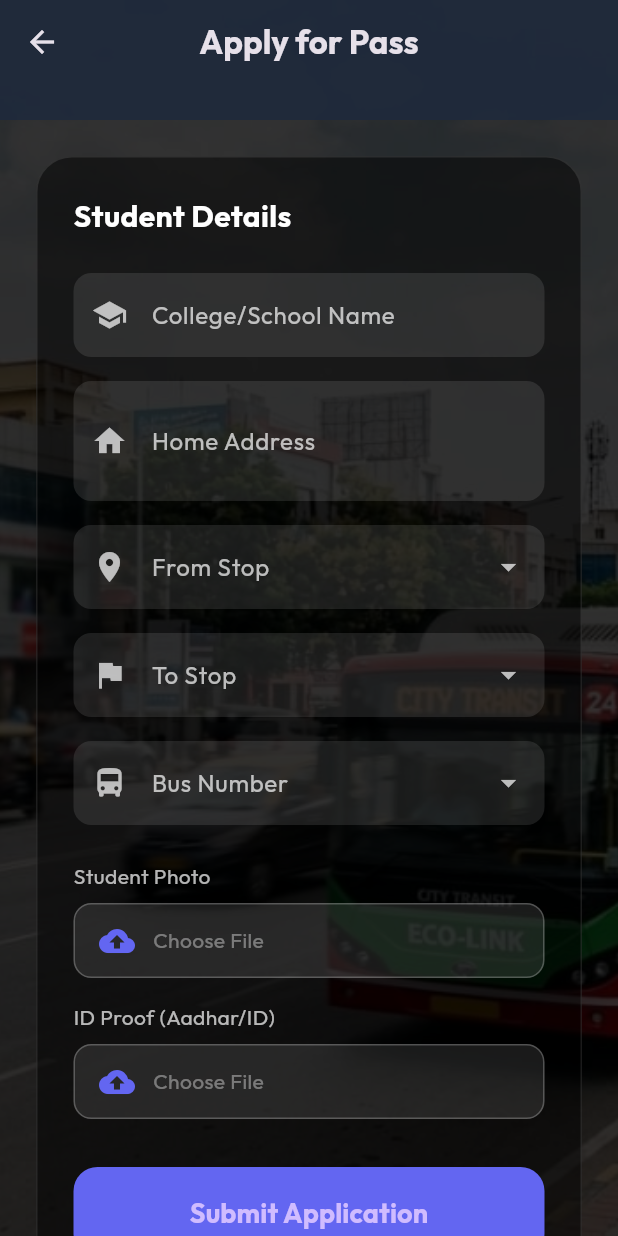
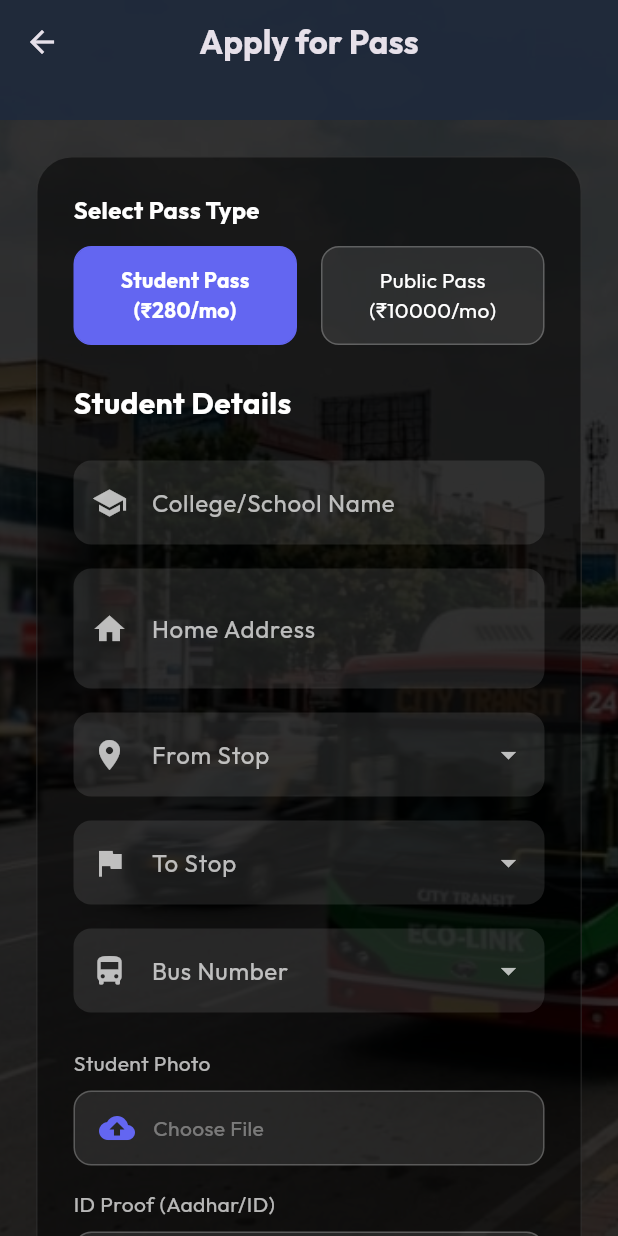
Before and after one commit to sowndhariya31/Online-Buss-Pass-Generation-And-Renewal, a Flutter app: the ApplyPassScreen screen opened directly, on a phone screen of 412 x 824 dp. Run offline on Flutter 3.47's test engine with Material 3 defaults, Android fonts, the phone set to English and light mode, and no system bars; our stand-ins replace google_fonts, image_picker, qr_flutter, shared_preferences; missing offline and left inert: dart:html, dart:js, dart:ui_web, mobile_scanner; accounts and stored records are empty.

Commit message:
Implement Public pass logic and UI

```diff
--- a/flutter_app/lib/screens/apply_pass_screen.dart
+++ b/flutter_app/lib/screens/apply_pass_screen.dart
@@ -19,6 +19,7 @@ class _ApplyPassScreenState extends State<ApplyPassScreen> {
   final _toController = TextEditingController();
   final _busNumberController = TextEditingController();
 
+  String _passType = 'STUDENT';
   XFile? _photo;
   XFile? _idProof;
   bool _isLoading = false;
@@ -115,12 +116,12 @@ class _ApplyPassScreenState extends State<ApplyPassScreen> {
     setState(() => _isLoading = true);
     try {
       final fields = {
-        'college_name': _collegeController.text,
+        'college_name': _passType == 'STUDENT' ? _collegeController.text : '',
         'address': _addressController.text,
-        'route_from': _fromController.text,
-        'route_to': _toController.text,
-        'bus_number': _busNumberController.text,
-        'pass_type': 'STUDENT',
+        'route_from': _passType == 'STUDENT' ? _fromController.text : '',
+        'route_to': _passType == 'STUDENT' ? _toController.text : '',
+        'bus_number': _passType == 'STUDENT' ? _busNumberController.text : '',
+        'pass_type': _passType,
       };
 
       final files = <String, http.MultipartFile>{};
@@ -197,8 +198,52 @@ class _ApplyPassScreenState extends State<ApplyPassScreen> {
                       child: Column(
                         crossAxisAlignment: CrossAxisAlignment.start,
                         children: [
-                          Text('Student Details', style: GoogleFonts.outfit(color: Colors.white, fontSize: 20, fontWeight: FontWeight.bold)),
+                          Text('Select Pass Type', style: GoogleFonts.outfit(color: Colors.white, fontSize: 16, fontWeight: FontWeight.bold)),
+                          SizedBox(height: 12),
+                          Row(
+                            children: [
+                              Expanded(
+                                child: InkWell(
+                                  onTap: () => setState(() => _passType = 'STUDENT'),
+                                  child: Container(
+                                    padding: EdgeInsets.symmetric(vertical: 12),
+                                    decoration: BoxDecoration(
+                                      color: _passType == 'STUDENT' ? Color(0xFF6366F1) : Colors.white10,
+                                      borderRadius: BorderRadius.circular(12),
+                                      border: Border.all(color: _passType == 'STUDENT' ? Color(0xFF6366F1) : Colors.white24),
+                                    ),
+                                    alignment: Alignment.center,
+                                    child: Text('Student Pass\n(₹280/mo)', textAlign: TextAlign.center, style: TextStyle(color: Colors.white, fontWeight: _passType == 'STUDENT' ? FontWeight.bold : FontWeight.normal)),
+                                  ),
+                                ),
+                              ),
+                              SizedBox(width: 16),
+                              Expanded(
+                                child: InkWell(
+                                  onTap: () => setState(() => _passType = 'PUBLIC'),
+                                  child: Container(
+                                    padding: EdgeInsets.symmetric(vertical: 12),
+                                    decoration: BoxDecoration(
+                                      color: _passType == 'PUBLIC' ? Color(0xFF10B981) : Colors.white10,
+                                      borderRadius: BorderRadius.circular(12),
+                                      border: Border.all(color: _passType == 'PUBLIC' ? Color(0xFF10B981) : Colors.white24),
+                                    ),
+                                    alignment: Alignment.center,
+                                    child: Text('Public Pass\n(₹10000/mo)', textAlign: TextAlign.center, style: TextStyle(color: Colors.white, fontWeight: _passType == 'PUBLIC' ? FontWeight.bold : FontWeight.normal)),
+                                  ),
+                                ),
+                              ),
+                            ],
+                          ),
                           SizedBox(height: 24),
+                          Text(_passType == 'STUDENT' ? 'Student Details' : 'Public Pass Details', style: GoogleFonts.outfit(color: Colors.white, fontSize: 20, fontWeight: FontWeight.bold)),
+                          if (_passType == 'PUBLIC') ...[
+                            SizedBox(height: 8),
+                            Text('Public Passes allow unlimited rides on all routes.', style: TextStyle(color: Colors.white70, fontSize: 14)),
+                          ],
+                          SizedBox(height: 24),
+
+                          if (_passType == 'STUDENT') ...[
                             TextFormField(
                               controller: _collegeController,
                               style: TextStyle(color: Colors.white),
@@ -206,6 +251,7 @@ class _ApplyPassScreenState extends State<ApplyPassScreen> {
                               validator: (v) => v!.isEmpty ? 'Required' : null,
                             ),
                             SizedBox(height: 16),
+                          ],
                           TextFormField(
                             controller: _addressController,
                             style: TextStyle(color: Colors.white),
@@ -213,6 +259,7 @@ class _ApplyPassScreenState extends State<ApplyPassScreen> {
                             maxLines: 2,
                             validator: (v) => v!.isEmpty ? 'Required' : null,
                           ),
+                          if (_passType == 'STUDENT') ...[
                             SizedBox(height: 16),
                             DropdownButtonFormField<String>(
                               dropdownColor: Color(0xFF1E293B),
@@ -241,8 +288,9 @@ class _ApplyPassScreenState extends State<ApplyPassScreen> {
                               validator: (v) => v == null ? 'Required' : null,
                             ),
                             SizedBox(height: 24),
+                          ],
 
-                          _buildFilePicker('Student Photo', _photo, () => _pickImage(true)),
+                          _buildFilePicker(_passType == 'STUDENT' ? 'Student Photo' : 'Passenger Photo', _photo, () => _pickImage(true)),
                           SizedBox(height: 16),
                           _buildFilePicker('ID Proof (Aadhar/ID)', _idProof, () => _pickImage(false)),
 
--- a/flutter_app/lib/screens/dashboard_screen.dart
+++ b/flutter_app/lib/screens/dashboard_screen.dart
@@ -687,7 +687,7 @@ class __HomeContentState extends State<_HomeContent> {
                                         crossAxisAlignment: CrossAxisAlignment.end,
                                         children: [
                                           Text('AMOUNT DUE', style: TextStyle(color: Colors.white38, fontSize: 10, letterSpacing: 1.2)),
-                                      Text('₹280.00', style: GoogleFonts.outfit(color: Colors.greenAccent, fontSize: 22, fontWeight: FontWeight.bold)),
+                                          Text(p.passType == 'PUBLIC' ? '₹10000.00' : '₹280.00', style: GoogleFonts.outfit(color: Colors.greenAccent, fontSize: 22, fontWeight: FontWeight.bold)),
                                         ],
                                       ),
                                 ],
--- a/flutter_app/lib/screens/id_card_screen.dart
+++ b/flutter_app/lib/screens/id_card_screen.dart
@@ -203,7 +203,7 @@ class IDCardScreen extends StatelessWidget {
                                     ),
                                     SizedBox(height: 3),
                                     Text(
-                                      pass.collegeName ?? user?.college ?? 'Dr.Mgr College',
+                                      (pass.passType == 'PUBLIC') ? 'General Public' : (pass.collegeName ?? user?.college ?? 'Dr.Mgr College'),
                                       style: GoogleFonts.outfit(
                                         color: Colors.white60,
                                         fontSize: 12,
@@ -297,7 +297,7 @@ class IDCardScreen extends StatelessWidget {
                                   crossAxisAlignment: CrossAxisAlignment.start,
                                   children: [
                                     _buildFooterDetail('ISSUE DATE', _formatDate(pass.issueDate)),
-                                    _buildFooterDetail('ROUTE', '${pass.routeFrom ?? 'Ecr'} - ${pass.routeTo ?? 'Adyar'}'),
+                                    _buildFooterDetail('ROUTE', pass.passType == 'PUBLIC' ? 'All Routes' : '${pass.routeFrom ?? 'Ecr'} - ${pass.routeTo ?? 'Adyar'}'),
                                     _buildFooterDetail('STATUS', pass.status, isStatus: true),
                                   ],
                                 ),
```
Also changed, not shown: 1 other file. Lines whose indentation alone changed are shown as unchanged.
